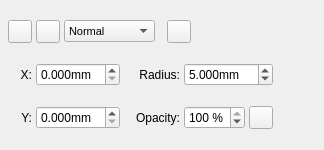
First picture: the form in scribus/ui/propertiespalette_shadowbase.ui, repository scribusproject/scribus, before the edit.
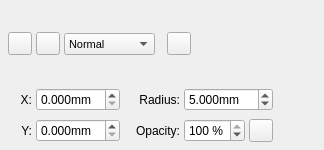
Second picture: the form after the edit. Custom widgets are drawn as their Qt base class.

Commit message: Update for #17180 to fix label alignment (Martin Reininger)

```diff
--- a/scribus/ui/propertiespalette_shadowbase.ui
+++ b/scribus/ui/propertiespalette_shadowbase.ui
@@ -134,12 +134,6 @@
      </property>
      <item>
       <widget class="FormWidget" name="labelColor">
-       <property name="sizePolicy">
-        <sizepolicy hsizetype="Preferred" vsizetype="Maximum">
-         <horstretch>0</horstretch>
-         <verstretch>0</verstretch>
-        </sizepolicy>
-       </property>
        <property name="label" stdset="0">
         <string>Color</string>
        </property>
@@ -176,12 +170,6 @@
      </item>
      <item>
       <widget class="FormWidget" name="labelBlendmode">
-       <property name="sizePolicy">
-        <sizepolicy hsizetype="Preferred" vsizetype="Maximum">
-         <horstretch>0</horstretch>
-         <verstretch>0</verstretch>
-        </sizepolicy>
-       </property>
        <property name="label" stdset="0">
         <string>Blendmode</string>
        </property>
@@ -311,12 +299,6 @@
      </item>
      <item>
       <widget class="FormWidget" name="labelErase">
-       <property name="sizePolicy">
-        <sizepolicy hsizetype="Preferred" vsizetype="Maximum">
-         <horstretch>0</horstretch>
-         <verstretch>0</verstretch>
-        </sizepolicy>
-       </property>
        <property name="label" stdset="0">
         <string>Erase Fill</string>
        </property>
@@ -405,12 +387,6 @@
    </item>
    <item row="0" column="0">
     <widget class="FormWidget" name="labelHasShadow">
-     <property name="sizePolicy">
-      <sizepolicy hsizetype="Preferred" vsizetype="Maximum">
-       <horstretch>0</horstretch>
-       <verstretch>0</verstretch>
-      </sizepolicy>
-     </property>
      <property name="label" stdset="0">
       <string/>
      </property>
@@ -473,16 +449,16 @@
    <header>ui/widgets/form_widget.h</header>
    <container>1</container>
   </customwidget>
+  <customwidget>
+   <class>ScrSpinBox</class>
+   <extends>QDoubleSpinBox</extends>
+   <header>ui/scrspinbox.h</header>
+  </customwidget>
   <customwidget>
    <class>ColorButton</class>
    <extends>QToolButton</extends>
    <header>ui/widgets/color_button.h</header>
   </customwidget>
-  <customwidget>
-   <class>ScrSpinBox</class>
-   <extends>QDoubleSpinBox</extends>
-   <header location="global">ui/scrspinbox.h</header>
-  </customwidget>
   <customwidget>
    <class>ComboBlendMode</class>
    <extends>QComboBox</extends>
```
The commit also changes 6 other files.
